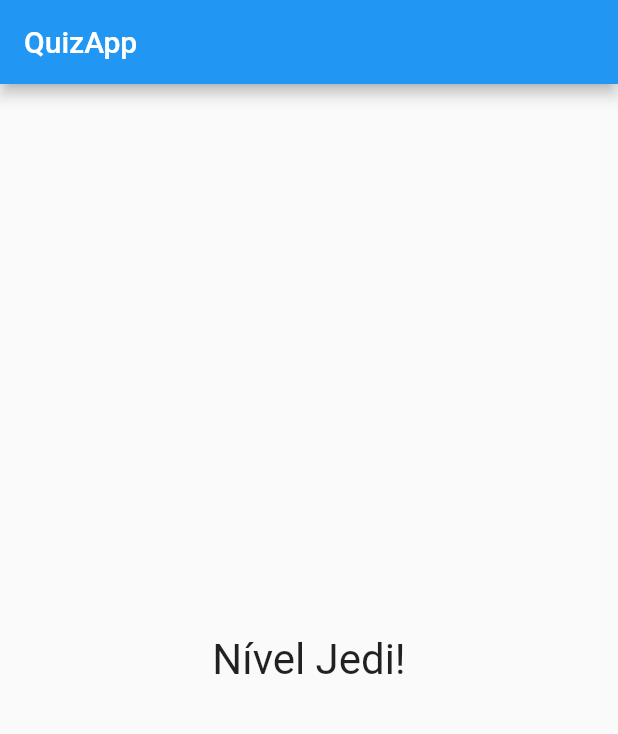
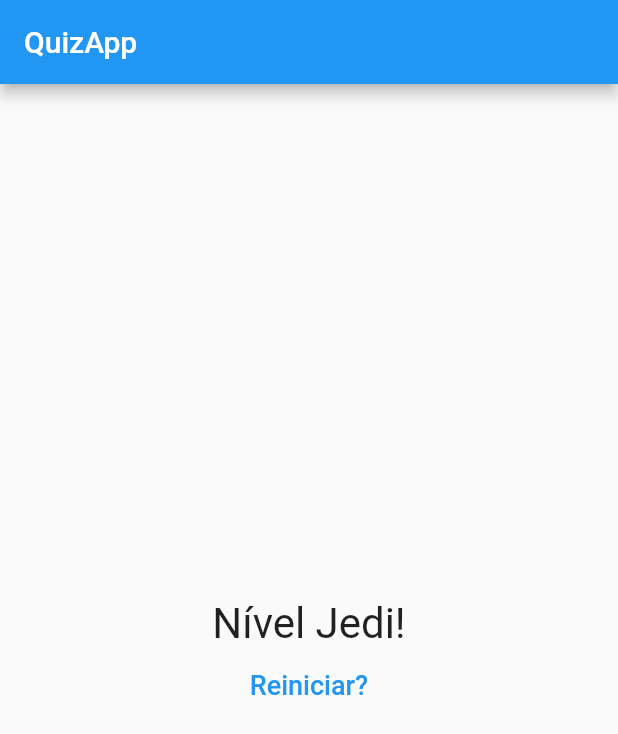
Before and after one commit to bernardoduartes/quiz_flutter, a Flutter app: the screen it shows after launch, after a tap on "Preto", after a tap on "Cobra", after a tap on "João", on a phone screen of 412 x 824 dp. Shown: the top 734 px of the screen. Run offline on Flutter 3.47's test engine with Material 2 defaults, Android fonts, the phone set to English and light mode, and no system bars.

Commit message:
comunicação direta e indireta entre componentes

```diff
--- a/lib/main.dart
+++ b/lib/main.dart
@@ -47,6 +47,11 @@ class _QuizAppState extends State<QuizApp> {
     }
   }
 
+  void _reiniciarQuestionario() {
+    _perguntaSelecionada = 0;
+    _pontuacaoTotal = 0;
+  }
+
   void Function() resposta3Function() {
     return () {
       print('Pergunta 3 respondida!');
@@ -70,7 +75,7 @@ class _QuizAppState extends State<QuizApp> {
                 perguntaSelecionada: _perguntaSelecionada,
                 onPressed: _onPressed,
               )
-            : Result(_pontuacaoTotal),
+            : Result(_pontuacaoTotal, _reiniciarQuestionario),
       ),
     );
   }
--- a/lib/result.dart
+++ b/lib/result.dart
@@ -2,8 +2,9 @@ import 'package:flutter/material.dart';
 
 class Result extends StatelessWidget {
   final int pontuacao;
+  final Function() reiniciarQuestionario;
 
-  Result(this.pontuacao);
+  Result(this.pontuacao, this.reiniciarQuestionario);
 
   String get fraseResultado {
     if (pontuacao < 8) {
@@ -19,6 +20,24 @@ class Result extends StatelessWidget {
 
   @override
   Widget build(BuildContext context) {
-    return Center(child: Text(fraseResultado, style: TextStyle(fontSize: 28)));
+    return Column(
+      mainAxisAlignment: MainAxisAlignment.center,
+      children: <Widget>[
+        Center(
+          child: Text(
+            fraseResultado,
+            style: TextStyle(fontSize: 28),
+          ),
+        ),
+        FlatButton(
+          child: Text(
+            'Reiniciar?',
+            style: TextStyle(fontSize: 18),
+          ),
+          textColor: Colors.blue,
+          onPressed: reiniciarQuestionario,
+        )
+      ],
+    );
   }
 }
```
